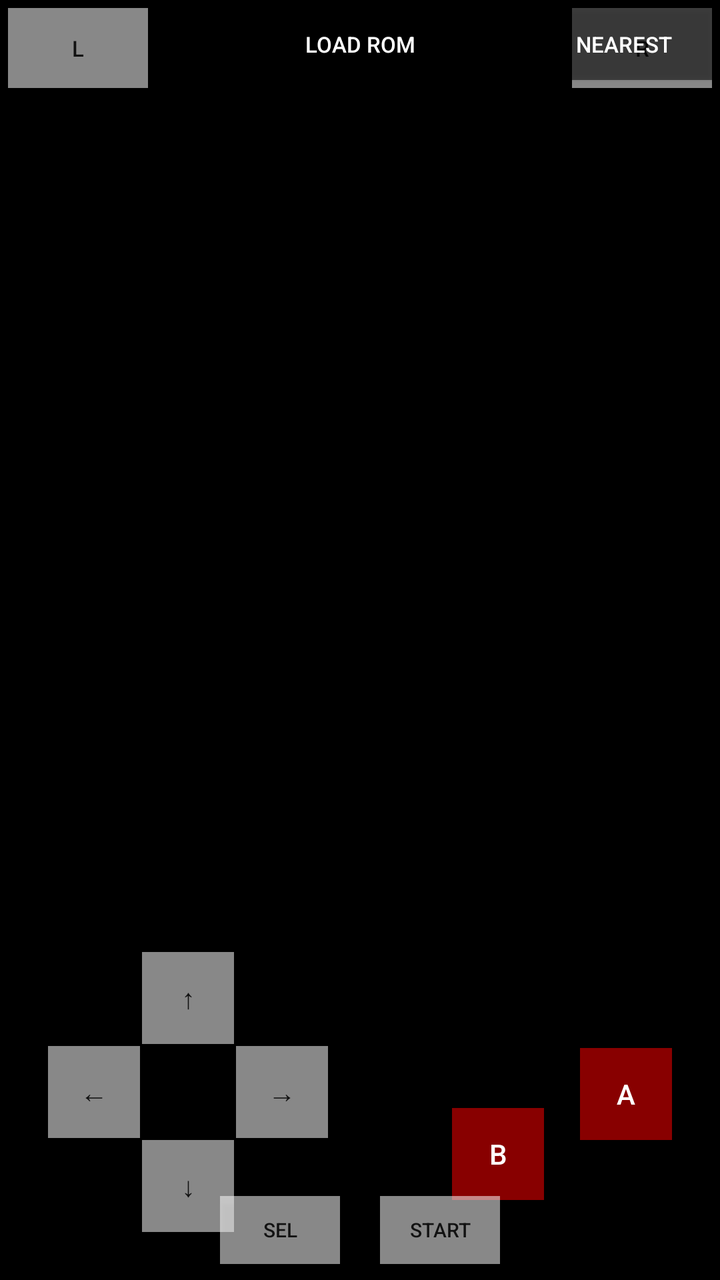
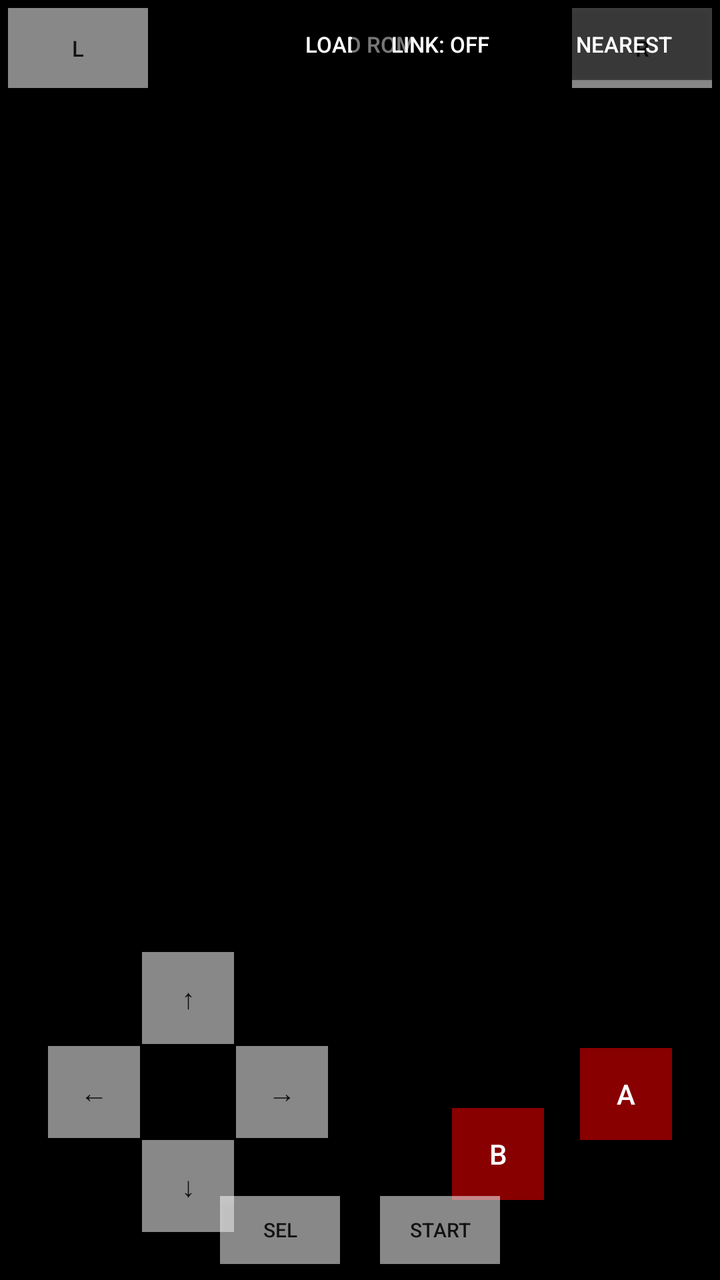

Compare the two renders of this Android layout. The source of the first and the diff that turns it into the second are given below.
<!-- AndroidManifest.xml: application theme Theme.AppCompat.Light.NoActionBar -->
<!-- res/layout/activity_main.xml -->
<?xml version="1.0" encoding="utf-8"?>
<RelativeLayout xmlns:android="http://schemas.android.com/apk/res/android"
    android:layout_width="match_parent"
    android:layout_height="match_parent"
    android:background="#000000">

    
    <FrameLayout
        android:id="@+id/gl_container"
        android:layout_width="match_parent"
        android:layout_height="match_parent" />

    
    <Button
        android:id="@+id/btn_load_rom"
        android:layout_width="wrap_content"
        android:layout_height="wrap_content"
        android:text="Load ROM"
        android:layout_alignParentTop="true"
        android:layout_centerHorizontal="true"
        android:layout_marginTop="4dp"
        android:background="#88000000"
        android:textColor="#FFFFFF"
        android:textSize="11sp"
        android:minHeight="36dp" />

    <Button
        android:id="@+id/btn_upscaler"
        android:layout_width="wrap_content"
        android:layout_height="wrap_content"
        android:text="Nearest"
        android:layout_alignParentTop="true"
        android:layout_alignParentRight="true"
        android:layout_marginTop="4dp"
        android:layout_marginRight="4dp"
        android:background="#88000000"
        android:textColor="#FFFFFF"
        android:textSize="11sp"
        android:minHeight="36dp" />

    <TextView
        android:id="@+id/txt_rom_title"
        android:layout_width="wrap_content"
        android:layout_height="wrap_content"
        android:text=""
        android:visibility="gone"
        android:layout_alignParentTop="true"
        android:layout_alignParentLeft="true"
        android:layout_marginTop="10dp"
        android:layout_marginLeft="8dp"
        android:textColor="#AAFFFFFF"
        android:textSize="10sp" />

    
    <FrameLayout
        android:id="@+id/touch_controls"
        android:layout_width="match_parent"
        android:layout_height="match_parent">

        
        <RelativeLayout
            android:layout_width="140dp"
            android:layout_height="140dp"
            android:layout_gravity="bottom|start"
            android:layout_marginBottom="24dp"
            android:layout_marginStart="24dp">

            <Button android:id="@+id/btn_up"    android:layout_width="46dp" android:layout_height="46dp" android:text="↑" android:layout_alignParentTop="true"    android:layout_centerHorizontal="true" android:background="#88FFFFFF" />
            <Button android:id="@+id/btn_down"  android:layout_width="46dp" android:layout_height="46dp" android:text="↓" android:layout_alignParentBottom="true" android:layout_centerHorizontal="true" android:background="#88FFFFFF" />
            <Button android:id="@+id/btn_left"  android:layout_width="46dp" android:layout_height="46dp" android:text="←" android:layout_centerVertical="true"    android:layout_alignParentLeft="true"  android:background="#88FFFFFF" />
            <Button android:id="@+id/btn_right" android:layout_width="46dp" android:layout_height="46dp" android:text="→" android:layout_centerVertical="true"    android:layout_alignParentRight="true" android:background="#88FFFFFF" />
        </RelativeLayout>

        
        <RelativeLayout
            android:layout_width="110dp"
            android:layout_height="76dp"
            android:layout_gravity="bottom|end"
            android:layout_marginBottom="40dp"
            android:layout_marginEnd="24dp">

            <Button android:id="@+id/btn_b" android:layout_width="46dp" android:layout_height="46dp" android:text="B" android:layout_alignParentBottom="true" android:layout_alignParentLeft="true"  android:background="#88FF0000" android:textColor="#FFF" />
            <Button android:id="@+id/btn_a" android:layout_width="46dp" android:layout_height="46dp" android:text="A" android:layout_alignParentTop="true"    android:layout_alignParentRight="true" android:background="#88FF0000" android:textColor="#FFF" />
        </RelativeLayout>

        
        <Button android:id="@+id/btn_l" android:layout_width="70dp" android:layout_height="40dp" android:text="L"
            android:layout_gravity="top|start" android:layout_marginTop="4dp" android:layout_marginStart="4dp"
            android:background="#88FFFFFF" android:textSize="11sp" />
        <Button android:id="@+id/btn_r" android:layout_width="70dp" android:layout_height="40dp" android:text="R"
            android:layout_gravity="top|end" android:layout_marginTop="4dp" android:layout_marginEnd="4dp"
            android:background="#88FFFFFF" android:textSize="11sp" />

        
        <LinearLayout
            android:layout_width="wrap_content"
            android:layout_height="wrap_content"
            android:layout_gravity="bottom|center_horizontal"
            android:layout_marginBottom="8dp"
            android:orientation="horizontal">
            <Button android:id="@+id/btn_select" android:layout_width="60dp" android:layout_height="34dp" android:text="SEL"   android:textSize="10sp" android:layout_marginRight="10dp" android:background="#88FFFFFF" />
            <Button android:id="@+id/btn_start"  android:layout_width="60dp" android:layout_height="34dp" android:text="START" android:textSize="10sp" android:layout_marginLeft="10dp"  android:background="#88FFFFFF" />
        </LinearLayout>

    </FrameLayout>

</RelativeLayout>
<!-- resources referenced by this layout -->
<resources>

</resources>

<!-- the commit's change to res/layout/activity_main.xml (unified diff, before → after) -->
@@ -19,6 +19,20 @@
         android:layout_alignParentTop="true"
         android:layout_centerHorizontal="true"
         android:layout_marginTop="4dp"
+        android:background="#88000000"
+        android:textColor="#FFFFFF"
+        android:textSize="11sp"
+        android:minHeight="36dp" />
+
+    <Button
+        android:id="@+id/btn_link"
+        android:layout_width="wrap_content"
+        android:layout_height="wrap_content"
+        android:text="Link: Off"
+        android:layout_alignParentTop="true"
+        android:layout_toLeftOf="@id/btn_upscaler"
+        android:layout_marginTop="4dp"
+        android:layout_marginRight="4dp"
         android:background="#88000000"
         android:textColor="#FFFFFF"
         android:textSize="11sp"
